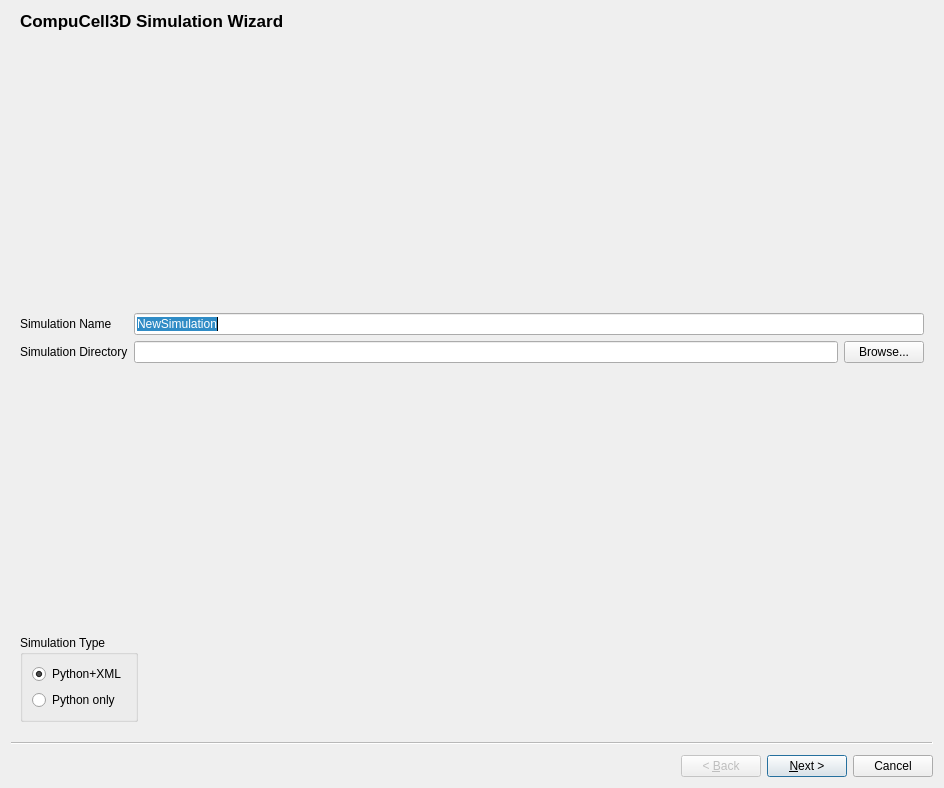
The window that cc3d/twedit5/Plugins/CC3DProject/NewSimulationWizard.ui (CompuCell3D/cc3d-twedit5) describes before a commit, drawn with Qt 5.
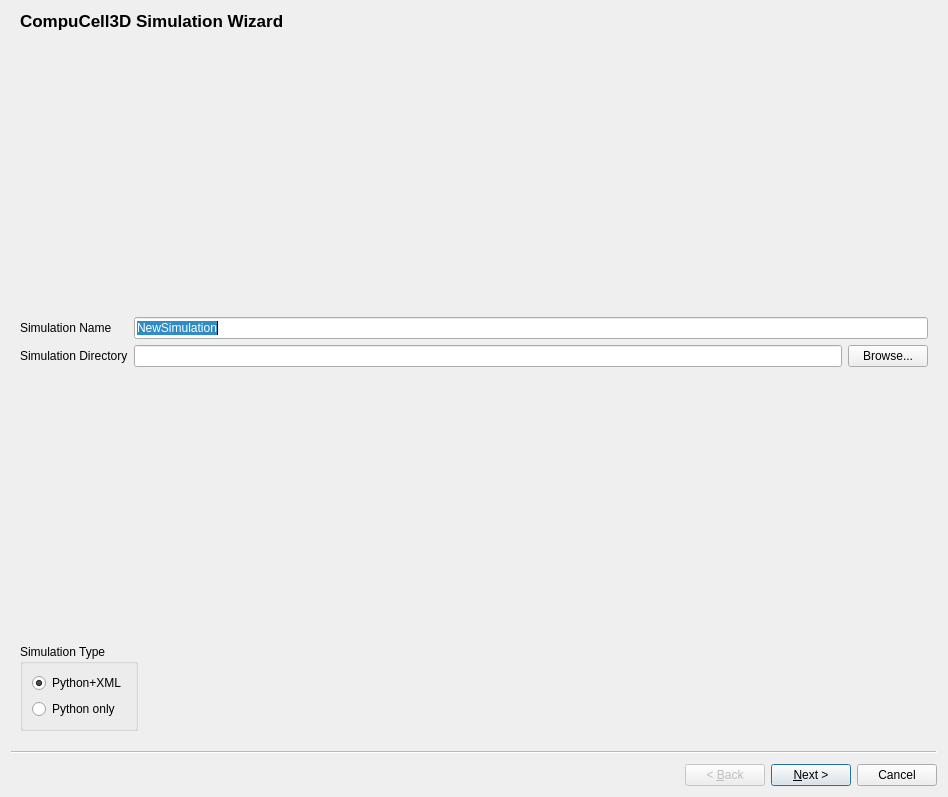
The same window after the commit.

Commit message: resolve differences

Patch:
```diff
--- a/cc3d/twedit5/Plugins/CC3DProject/NewSimulationWizard.ui
+++ b/cc3d/twedit5/Plugins/CC3DProject/NewSimulationWizard.ui
@@ -6,8 +6,8 @@
    <rect>
     <x>0</x>
     <y>0</y>
-    <width>944</width>
-    <height>788</height>
+    <width>948</width>
+    <height>797</height>
    </rect>
   </property>
   <property name="sizePolicy">
```
Left out of the diff: 7 changed lines with no effect on the pictures. The commit also changes 2 other files.
